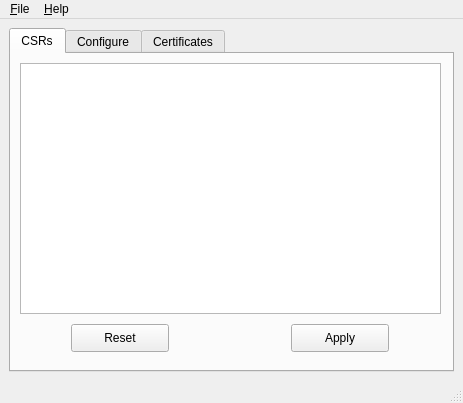
The window that certain/certain.ui (certain/certain) describes before a commit, drawn with Qt 5.
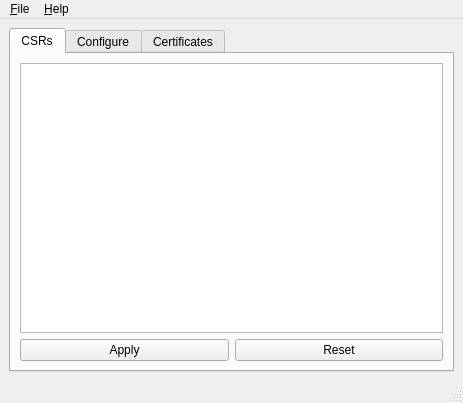
The same window after the commit. The open tabs and pages were chosen to show the change.

Commit message: Relayout MainWindow, handle loading config file.

What changed in the file:
```diff
--- a/certain/certain.ui
+++ b/certain/certain.ui
@@ -28,15 +28,9 @@
        <attribute name="title">
         <string>CSRs</string>
        </attribute>
+       <layout class="QVBoxLayout" name="verticalLayout">
+        <item>
        <widget class="QTableWidget" name="csrList">
-        <property name="geometry">
-         <rect>
-          <x>9</x>
-          <y>9</y>
-          <width>421</width>
-          <height>251</height>
-         </rect>
-        </property>
         <property name="autoFillBackground">
          <bool>false</bool>
         </property>
@@ -44,32 +38,26 @@
          <bool>true</bool>
         </property>
        </widget>
-       <widget class="QPushButton" name="csrReset">
-        <property name="geometry">
-         <rect>
-          <x>60</x>
-          <y>270</y>
-          <width>98</width>
-          <height>28</height>
-         </rect>
-        </property>
-        <property name="text">
-         <string>Reset</string>
-        </property>
-       </widget>
+        </item>
+        <item>
+         <layout class="QHBoxLayout" name="horizontalLayout_2">
+          <item>
        <widget class="QPushButton" name="csrApply">
-        <property name="geometry">
-         <rect>
-          <x>280</x>
-          <y>270</y>
-          <width>98</width>
-          <height>28</height>
-         </rect>
-        </property>
         <property name="text">
          <string>Apply</string>
         </property>
        </widget>
+          </item>
+          <item>
+           <widget class="QPushButton" name="csrReset">
+            <property name="text">
+             <string>Reset</string>
+            </property>
+           </widget>
+          </item>
+         </layout>
+        </item>
+       </layout>
       </widget>
       <widget class="QWidget" name="tab_2">
        <attribute name="title">
```
Left out of the diff: 92 changed lines with no effect on the pictures. Lines whose indentation alone changed are shown as unchanged. The commit also changes 1 other file.
